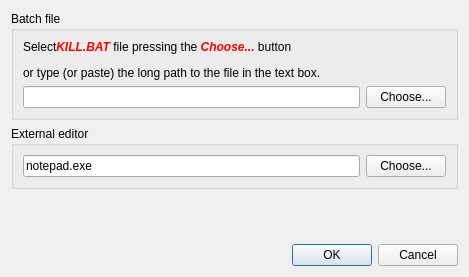
Old version of the form dialog.ui in the repository MarioUnoDueTreQuattro/KillManagerQt.
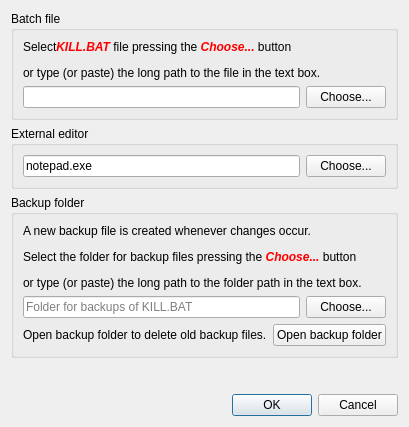
New version of the form. Icons and pictures are not drawn.

The edit to the form file:
```diff
--- a/dialog.ui
+++ b/dialog.ui
@@ -6,8 +6,8 @@
    <rect>
     <x>0</x>
     <y>0</y>
-    <width>469</width>
-    <height>277</height>
+    <width>394</width>
+    <height>427</height>
    </rect>
   </property>
   <property name="sizePolicy">
@@ -16,20 +16,22 @@
     <verstretch>0</verstretch>
    </sizepolicy>
   </property>
+  <property name="minimumSize">
+   <size>
+    <width>0</width>
+    <height>0</height>
+   </size>
+  </property>
   <property name="windowTitle">
    <string>Dialog</string>
   </property>
   <layout class="QVBoxLayout" name="verticalLayout_6">
    <item>
-    <layout class="QVBoxLayout" name="verticalLayout_5">
-     <item>
-      <layout class="QVBoxLayout" name="verticalLayout_4">
-       <item>
         <widget class="QGroupBox" name="groupBox">
          <property name="title">
           <string>Batch file</string>
          </property>
-         <layout class="QVBoxLayout" name="verticalLayout_2">
+     <layout class="QVBoxLayout" name="verticalLayout_5">
           <item>
            <layout class="QVBoxLayout" name="verticalLayout">
             <item>
@@ -69,7 +71,7 @@
          <property name="title">
           <string>External editor</string>
          </property>
-         <layout class="QVBoxLayout" name="verticalLayout_3">
+     <layout class="QVBoxLayout" name="verticalLayout_4">
           <item>
            <layout class="QHBoxLayout" name="horizontalLayout_2">
             <item>
@@ -91,7 +93,86 @@
          </layout>
         </widget>
        </item>
-      </layout>
+   <item>
+    <widget class="QGroupBox" name="groupBox_3">
+     <property name="sizePolicy">
+      <sizepolicy hsizetype="Preferred" vsizetype="Preferred">
+       <horstretch>0</horstretch>
+       <verstretch>0</verstretch>
+      </sizepolicy>
+     </property>
+     <property name="title">
+      <string>Backup folder</string>
+     </property>
+     <layout class="QVBoxLayout" name="verticalLayout_3">
+      <item>
+       <layout class="QVBoxLayout" name="verticalLayout_2">
+        <item>
+         <widget class="QLabel" name="labelBackupPath">
+          <property name="sizePolicy">
+           <sizepolicy hsizetype="Preferred" vsizetype="Expanding">
+            <horstretch>0</horstretch>
+            <verstretch>0</verstretch>
+           </sizepolicy>
+          </property>
+          <property name="minimumSize">
+           <size>
+            <width>0</width>
+            <height>38</height>
+           </size>
+          </property>
+          <property name="text">
+           <string>&lt;html&gt;&lt;head/&gt;&lt;body&gt;&lt;p&gt;A new backup file is created whenever changes occur.&lt;/p&gt;&lt;p&gt;Select the folder for backup files pressing the &lt;span style=&quot; font-weight:600; font-style:italic; color:#ff0000;&quot;&gt;Choose... &lt;/span&gt;button &lt;/p&gt;&lt;p&gt;or type (or paste) the long path to the folder path in the text box.&lt;/p&gt;&lt;/body&gt;&lt;/html&gt;</string>
+          </property>
+         </widget>
+        </item>
+        <item>
+         <layout class="QHBoxLayout" name="horizontalLayout_3">
+          <item>
+           <widget class="QLineEdit" name="lineEditBackupPath">
+            <property name="text">
+             <string/>
+            </property>
+            <property name="placeholderText">
+             <string>Folder for backups of KILL.BAT</string>
+            </property>
+           </widget>
+          </item>
+          <item>
+           <widget class="QPushButton" name="pushButtonChooseBackupPath">
+            <property name="text">
+             <string>Choose...</string>
+            </property>
+           </widget>
+          </item>
+         </layout>
+        </item>
+        <item>
+         <layout class="QHBoxLayout" name="horizontalLayout_4">
+          <item>
+           <widget class="QLabel" name="label">
+            <property name="text">
+             <string>Open backup folder to delete old backup files.</string>
+            </property>
+           </widget>
+          </item>
+          <item>
+           <widget class="QPushButton" name="pushButtonOpenBackup">
+            <property name="text">
+             <string>Open backup folder</string>
+            </property>
+            <property name="icon">
+             <iconset resource="icons.qrc">
+              <normaloff>:/icons/img/icons8-history-folder-48.png</normaloff>:/icons/img/icons8-history-folder-48.png</iconset>
+            </property>
+           </widget>
+          </item>
+         </layout>
+        </item>
+       </layout>
+      </item>
+     </layout>
+    </widget>
      </item>
      <item>
       <spacer name="verticalSpacer">
@@ -104,7 +185,7 @@
        <property name="sizeHint" stdset="0">
         <size>
          <width>20</width>
-         <height>40</height>
+       <height>20</height>
         </size>
        </property>
       </spacer>
@@ -120,8 +201,6 @@
       </widget>
      </item>
     </layout>
-   </item>
-  </layout>
  </widget>
  <resources/>
  <connections>
```
Left out of the diff: 5 changed lines with no effect on the pictures. Lines whose indentation alone changed are shown as unchanged.
